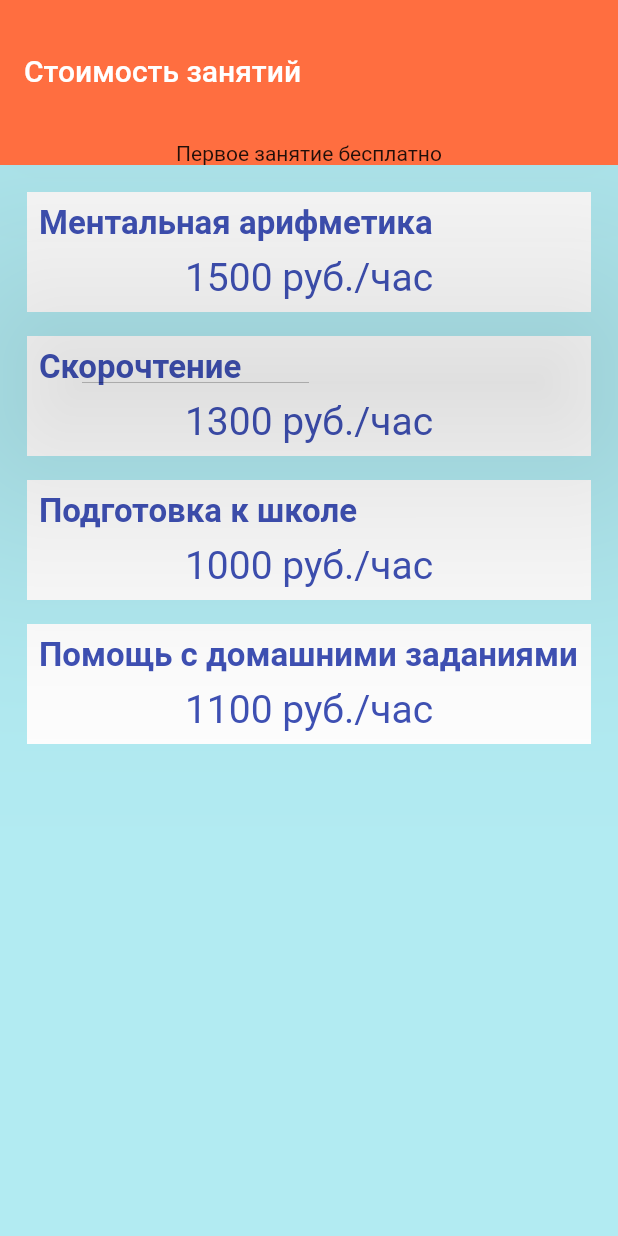
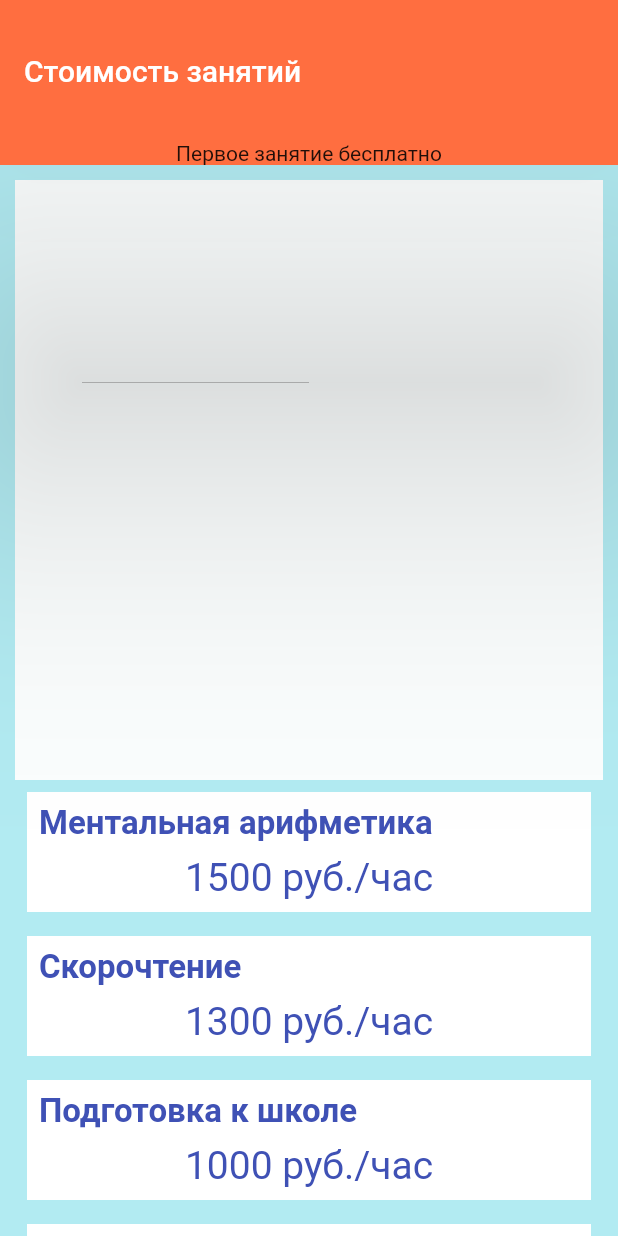
Before and after one commit to abigotado/Intellect_MO, a Flutter app: the screen it shows after launch, on a phone screen of 412 x 824 dp. Run offline on Flutter 3.47's test engine with Material 2 defaults, Android fonts, the phone set to English and light mode, and no system bars.

Commit message:
Container within List

```diff
--- a/lib/main.dart
+++ b/lib/main.dart
@@ -23,8 +23,17 @@ class MyApp extends StatelessWidget {
         body: SafeArea(
           child: ListView.builder(
               padding: EdgeInsets.all(10),
-              itemCount: priceListItems.length,
+              itemCount: priceListItems.length + 1,
               itemBuilder: (BuildContext context, int index) {
+                if (index == 0) {
+                  return Container(
+                      color: Colors.white.withOpacity(0.95),
+                      width: 400,
+                      height: 400,
+                      child: Text(""));
+                }
+                int numberOfExtraWidget = 1; // here we have 1 ExtraWidget i.e Container.
+                index = index - numberOfExtraWidget;
                 return PriceItem(value: priceListItems[index]);
               }),
         ),
```
